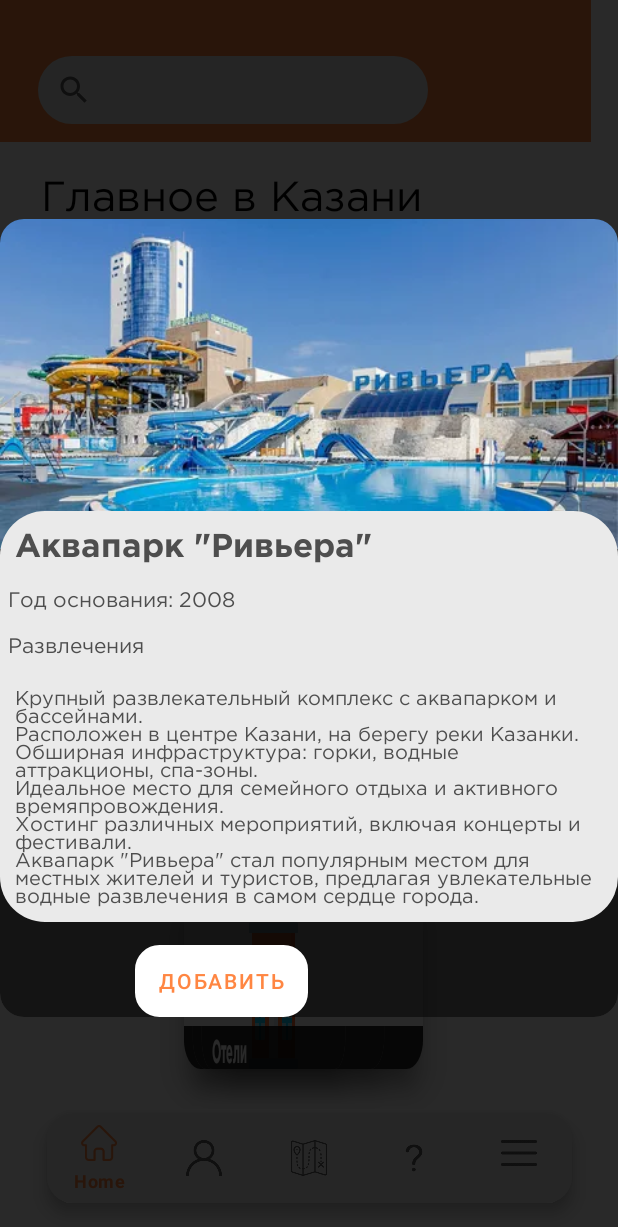
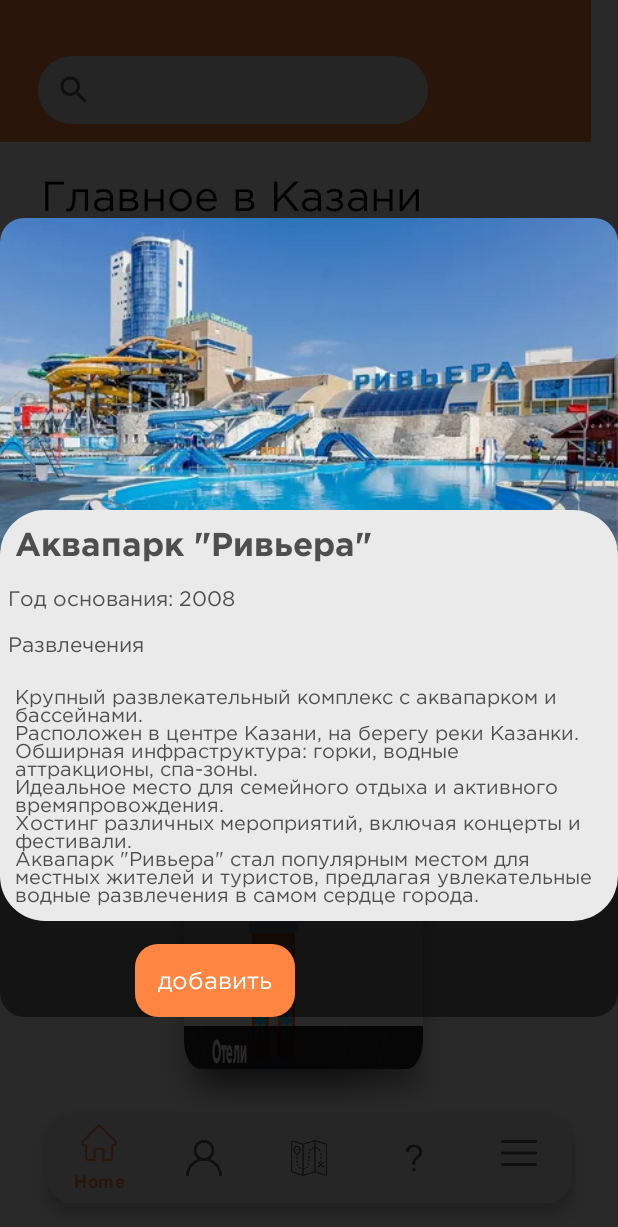
Before and after one commit to xotabeach/Diploma-project-Mobile-application-for-the-Department-of-Tourism-of-Tatarstan, an Android app built with Jetpack Compose: the HomeFragment screen opened directly, with no data from a screen before it, after a tap on "4.7", on a phone screen of 412 x 824 dp. Shown: the top 1227 px of the screen. Run offline under Robolectric (Android 15) with nearby library versions, the phone set to English and light mode, and no system bars; our stand-ins replace Picasso, navigation-ui; libraries missing offline, so code that uses them is left out: com.flaviofaria.kenburnsview; plain views replace KenBurnsView; pictures from the network do not load.

Commit message:
add button styles $ animation

```diff
--- a/app/src/main/res/drawable/button_clicked_dost_after.xml
+++ b/app/src/main/res/drawable/button_clicked_dost_after.xml
@@ -1,7 +1,7 @@
 <shape xmlns:android="http://schemas.android.com/apk/res/android">
-
+    <solid android:color="#FFFF"/>
     <stroke
-        android:width="2dp"
+        android:width="1dp"
         android:color="#FF8642"/>
     <corners android:radius="15dp"/> <!-- Радиус закругленных углов -->
 </shape>
--- a/app/src/main/res/layout/clicked_location_dialog.xml
+++ b/app/src/main/res/layout/clicked_location_dialog.xml
@@ -71,21 +71,24 @@
     </LinearLayout>
 
 
+    <androidx.appcompat.widget.AppCompatButton
+        android:id="@+id/button_clicked"
 
-    <Button
-        android:id="@+id/button_clicked"
 
         android:layout_width="wrap_content"
         android:layout_height="wrap_content"
         android:layout_gravity="center"
+        android:layout_marginStart="90dp"
         android:layout_marginTop="15dp"
-        android:layout_marginStart="90dp"
-        android:theme="@style/button_theme_1"
-        android:background="@drawable/button_clicked_dost_after"
+        android:background="@drawable/button_clicked_dost_before"
+        android:fontFamily="@font/gothampro"
+        android:padding="15dp"
         android:text="добавить"
-        app:layout_constraintTop_toBottomOf="@+id/layoutclickedId"
+        android:textAllCaps="false"
+        android:textColor="#FFFFFF"
+        android:textSize="16sp"
         app:layout_constraintStart_toStartOf="parent"
-        tools:layout_editor_absoluteX="157dp" />
+        app:layout_constraintTop_toBottomOf="@+id/layoutclickedId" />
 
 
 </androidx.constraintlayout.widget.ConstraintLayout>
--- a/app/src/main/res/values/button_theme.xml
+++ b/app/src/main/res/values/button_theme.xml
@@ -1,8 +1,14 @@
 <resources>
-    <style name="button_theme_1"
-    parent="Theme.MaterialComponents.DayNight.DarkActionBar">
-        <item name="colorPrimary">@color/white</item>
-        <item name="colorPrimaryVariant">@color/orange_1</item>
-        <item name="colorOnPrimary">@color/orange_1</item>
+    <style name="button_theme_1" parent="Widget.MaterialComponents.TimePicker.Button">
+        <item name="android:textAppearance">@macro/m3_comp_time_picker_period_selector_label_text_type</item>
+        <item name="android:textColor">@color/black</item>
+        <item name="backgroundTint">@color/m3_timepicker_button_background_color</item>
+
+
+        <item name="strokeColor">@macro/m3_comp_time_picker_period_selector_outline_color</item>
+        <item name="strokeWidth">@dimen/m3_comp_time_picker_period_selector_outline_width</item>
+
+
+
     </style>
 </resources>
```
Also changed, not shown: app/src/main/java/com/example/mobile_tour/ui/home/ClickedLocationDialog.java (+24 -2 lines), app/src/main/res/values/button_theme2.xml (added, +8 -0 lines).
